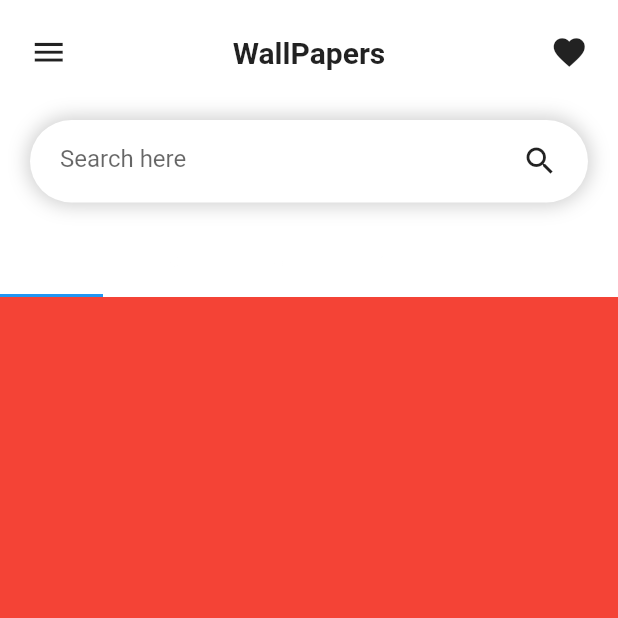
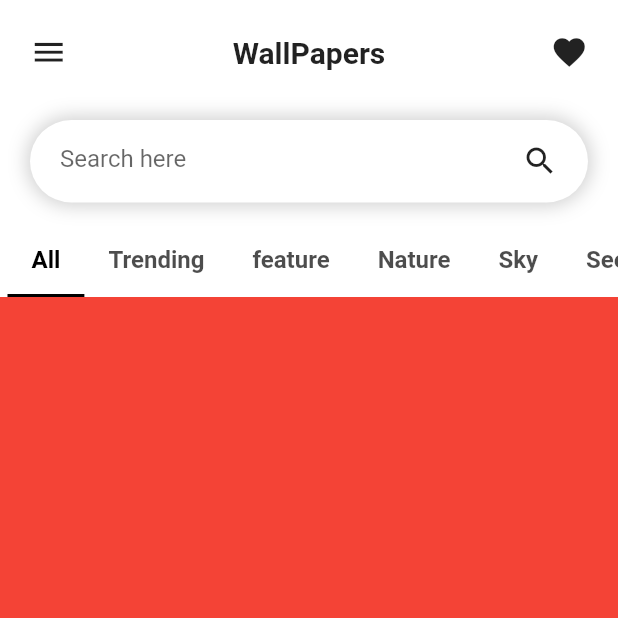
Before and after one commit to abuniaz/WallPaper-ui-, a Flutter app: the screen it shows after launch, on a phone screen of 412 x 824 dp, the top half of it. Run offline on Flutter 3.47's test engine with Material 2 defaults, Android fonts, the light colour scheme and no system bars.

Commit message:
Update home.dart

```diff
--- a/lib/home.dart
+++ b/lib/home.dart
@@ -35,7 +35,15 @@ class MyHomePage extends StatelessWidget {
                     ],
                   )),
               const SearchBar(),
-              const TabBar(tabs: [
+              const TabBar(
+                  isScrollable: true,
+                  labelColor: Colors.black,
+                  labelStyle:
+                      TextStyle(fontSize: 16, fontWeight: FontWeight.bold),
+                  padding: EdgeInsets.symmetric(horizontal: 5),
+                  indicator: BoxDecoration(
+                      border: Border(bottom: BorderSide(width: 2))),
+                  tabs: [
                     Tab(
                       text: 'All',
                     ),
```
Lines whose indentation alone changed are shown as unchanged.
